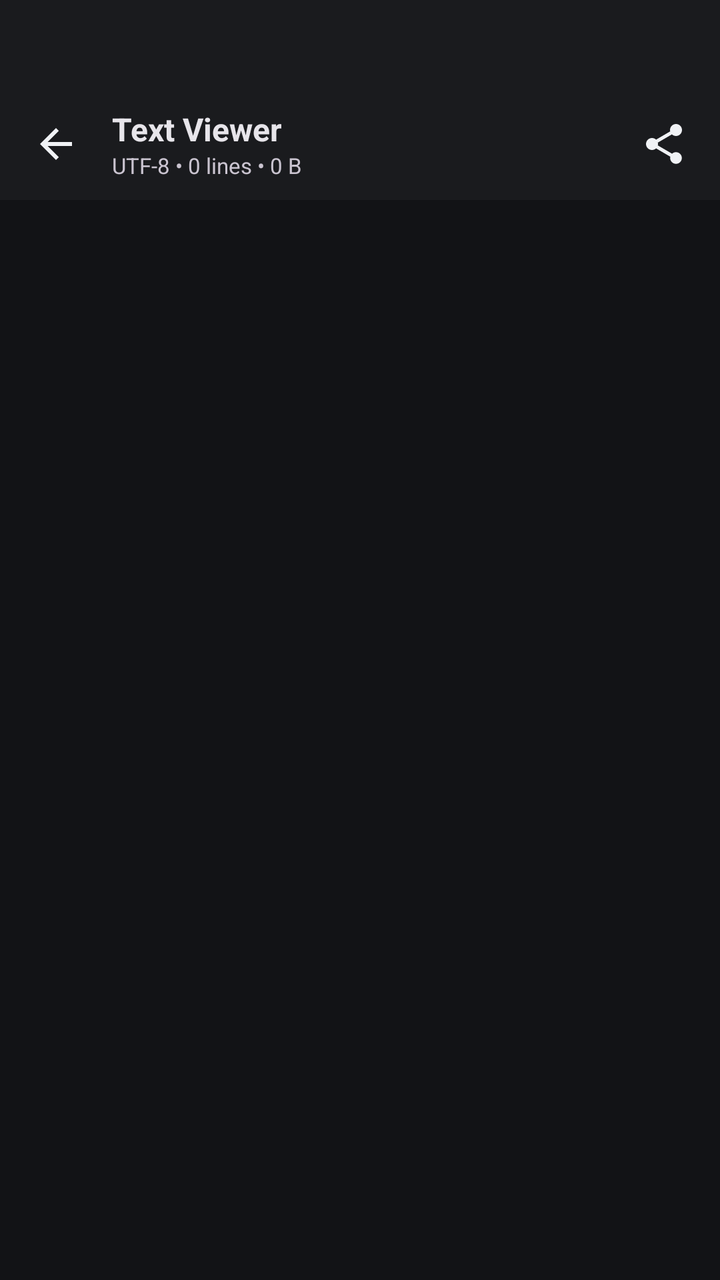
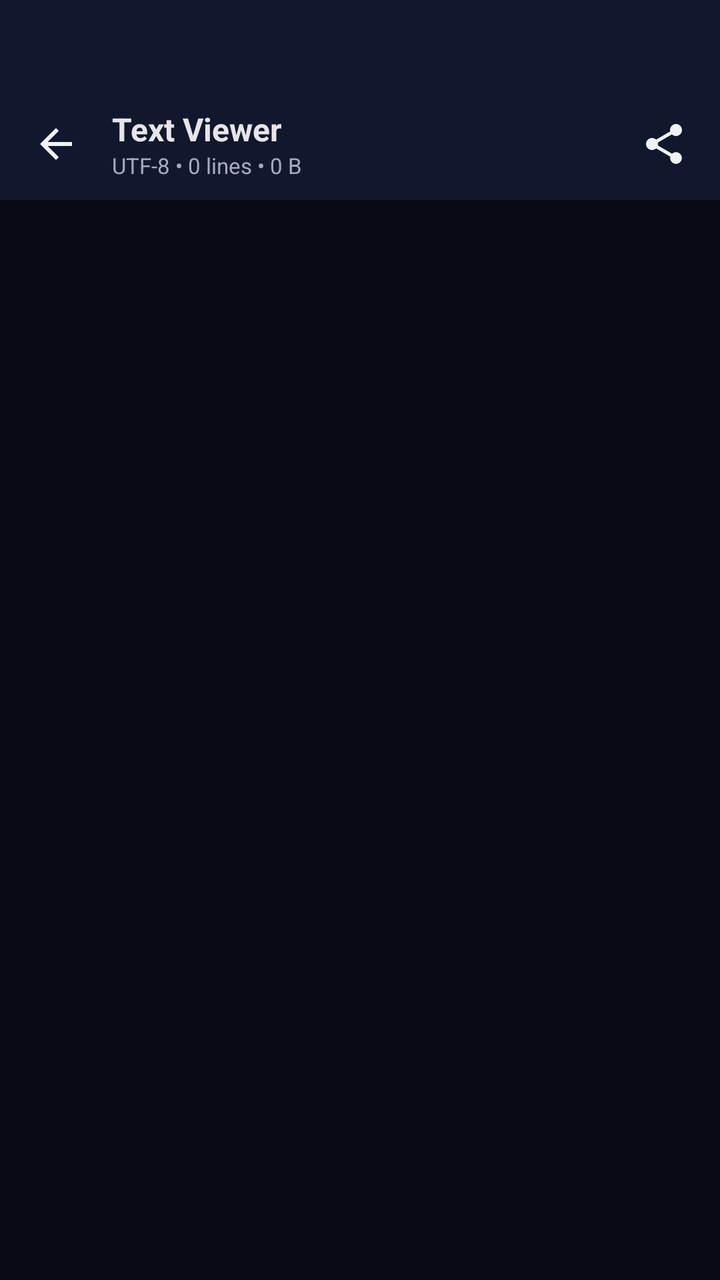

Before-and-after screenshots of an Android layout around one commit, followed by the original layout XML and the change that was made.
<!-- AndroidManifest.xml: application theme Theme.ArtrawFiles -->
<!-- res/layout/activity_text_preview.xml -->
<?xml version="1.0" encoding="utf-8"?>
<LinearLayout xmlns:android="http://schemas.android.com/apk/res/android"
    android:layout_width="match_parent"
    android:layout_height="match_parent"
    android:orientation="vertical"
    android:background="@color/bg_dark">

    
    <LinearLayout
        android:id="@+id/headerPreview"
        android:layout_width="match_parent"
        android:layout_height="wrap_content"
        android:orientation="vertical"
        android:background="@color/surface_dark">

        
        <View
            android:id="@+id/statusBarSpacerPreview"
            android:layout_width="match_parent"
            android:layout_height="44dp" />

        <RelativeLayout
            android:layout_width="match_parent"
            android:layout_height="56dp"
            android:paddingStart="8dp"
            android:paddingEnd="8dp">

            <ImageView
                android:id="@+id/btnPreviewBack"
                android:layout_width="40dp"
                android:layout_height="40dp"
                android:layout_alignParentStart="true"
                android:layout_centerVertical="true"
                android:padding="8dp"
                android:background="?android:attr/selectableItemBackgroundBorderless"
                android:src="@drawable/ic_arrow_back"
                android:contentDescription="Back" />

            <LinearLayout
                android:layout_width="wrap_content"
                android:layout_height="wrap_content"
                android:layout_toEndOf="@id/btnPreviewBack"
                android:layout_toStartOf="@+id/btnPreviewShare"
                android:layout_centerVertical="true"
                android:layout_marginStart="8dp"
                android:orientation="vertical">

                <TextView
                    android:id="@+id/tvPreviewTitle"
                    android:layout_width="wrap_content"
                    android:layout_height="wrap_content"
                    android:singleLine="true"
                    android:ellipsize="middle"
                    android:text="Text Viewer"
                    android:textColor="@color/text_primary_dark"
                    android:textSize="16sp"
                    android:textStyle="bold" />

                <TextView
                    android:id="@+id/tvPreviewMeta"
                    android:layout_width="wrap_content"
                    android:layout_height="wrap_content"
                    android:text="UTF-8 • 0 lines • 0 B"
                    android:textColor="@color/text_secondary_dark"
                    android:textSize="11sp" />
            </LinearLayout>

            <ImageView
                android:id="@+id/btnPreviewShare"
                android:layout_width="40dp"
                android:layout_height="40dp"
                android:layout_alignParentEnd="true"
                android:layout_centerVertical="true"
                android:padding="8dp"
                android:background="?android:attr/selectableItemBackgroundBorderless"
                android:src="@drawable/ic_share"
                android:contentDescription="Share" />
        </RelativeLayout>
    </LinearLayout>

    <ScrollView
        android:id="@+id/scrollPreviewContent"
        android:layout_width="match_parent"
        android:layout_height="match_parent"
        android:padding="16dp"
        android:clipToPadding="false"
        android:fillViewport="true">

        <TextView
            android:id="@+id/tvTextContent"
            android:layout_width="match_parent"
            android:layout_height="wrap_content"
            android:fontFamily="monospace"
            android:textColor="@color/text_primary_dark"
            android:textSize="13sp"
            android:textIsSelectable="true"
            android:lineSpacingExtra="4dp" />
    </ScrollView>
</LinearLayout>
<!-- resources referenced by this layout -->
<resources>
  <color name="bg_dark">#121316</color>
  <color name="surface_dark">#1A1B1E</color>
  <color name="text_primary_dark">#E7E5EA</color>
  <color name="text_secondary_dark">#CAC4D0</color>
  <!-- drawable ic_arrow_back (drawable) -->
  <vector xmlns:android="http://schemas.android.com/apk/res/android"
      android:width="24dp"
      android:height="24dp"
      android:viewportWidth="24"
      android:viewportHeight="24">
      <path
          android:fillColor="#F0F2F5"
          android:pathData="M20,11H7.83l5.59,-5.59L12,4l-8,8 8,8 1.41,-1.41L7.83,13H20v-2z"/>
  </vector>
  <!-- drawable ic_share (drawable) -->
  <vector xmlns:android="http://schemas.android.com/apk/res/android"
      android:width="24dp"
      android:height="24dp"
      android:viewportWidth="24"
      android:viewportHeight="24">
      <path
          android:fillColor="#F0F2F5"
          android:pathData="M18,16.08c-0.76,0 -1.44,0.3 -1.96,0.77L8.91,12.7c0.05,-0.23 0.09,-0.46 0.09,-0.7s-0.04,-0.47 -0.09,-0.7l7.05,-4.11c0.54,0.5 1.25,0.81 2.04,0.81 1.66,0 3,-1.34 3,-3s-1.34,-3 -3,-3 -3,1.34 -3,3c0,0.24 0.04,0.47 0.09,0.7L8.04,9.81C7.5,9.31 6.79,9 6,9c-1.66,0 -3,1.34 -3,3s1.34,3 3,3c0.79,0 1.5,-0.31 2.04,-0.81l7.12,4.16c-0.05,0.21 -0.08,0.43 -0.08,0.65 0,1.61 1.31,2.92 2.92,2.92s2.92,-1.31 2.92,-2.92c0,-1.61 -1.31,-2.92 -2.92,-2.92z"/>
  </vector>
  <style name="Theme.ArtrawFiles">
          <item name="android:colorPrimary">@color/aurora_primary</item>
          <item name="android:colorPrimaryDark">@color/aurora_glow_teal</item>
          <item name="android:colorAccent">@color/aurora_glow_cyan</item>
          <item name="android:windowBackground">@color/aurora_background_deep</item>
          <item name="android:colorBackground">@color/aurora_background_deep</item>
          <item name="android:windowDrawsSystemBarBackgrounds">true</item>
          <item name="android:statusBarColor">@android:color/transparent</item>
          <item name="android:navigationBarColor">@android:color/transparent</item>
          <item name="android:windowLightStatusBar">false</item>
      </style>
  <color name="aurora_primary">#4ECDC4</color>
  <color name="aurora_glow_teal">#4ECDC4</color>
  <color name="aurora_glow_cyan">#00B4D8</color>
  <color name="aurora_background_deep">#0A0E27</color>
</resources>

<!-- the commit's change to res/layout/activity_text_preview.xml (unified diff, before → after) -->
@@ -3,7 +3,7 @@
     android:layout_width="match_parent"
     android:layout_height="match_parent"
     android:orientation="vertical"
-    android:background="@color/bg_dark">
+    android:background="@color/aurora_background_deep">
 
     
     <LinearLayout
@@ -11,7 +11,7 @@
         android:layout_width="match_parent"
         android:layout_height="wrap_content"
         android:orientation="vertical"
-        android:background="@color/surface_dark">
+        android:background="@color/aurora_background_surface">
 
         
         <View
@@ -61,7 +61,7 @@
                     android:layout_width="wrap_content"
                     android:layout_height="wrap_content"
                     android:text="UTF-8 • 0 lines • 0 B"
-                    android:textColor="@color/text_secondary_dark"
+                    android:textColor="@color/aurora_text_secondary"
                     android:textSize="11sp" />
             </LinearLayout>
 
<!-- resource entries referenced after the edit -->
@@ -1,9 +1,6 @@
 <!-- resources referenced by this layout -->
 <resources>
-  <color name="bg_dark">#121316</color>
-  <color name="surface_dark">#1A1B1E</color>
   <color name="text_primary_dark">#E7E5EA</color>
-  <color name="text_secondary_dark">#CAC4D0</color>
   <!-- drawable ic_arrow_back (drawable) -->
   <vector xmlns:android="http://schemas.android.com/apk/res/android"
       android:width="24dp"
@@ -26,8 +23,8 @@
   </vector>
   <style name="Theme.ArtrawFiles">
           <item name="android:colorPrimary">@color/aurora_primary</item>
-          <item name="android:colorPrimaryDark">@color/aurora_glow_teal</item>
-          <item name="android:colorAccent">@color/aurora_glow_cyan</item>
+          <item name="android:colorPrimaryDark">@color/aurora_primary</item>
+          <item name="android:colorAccent">@color/aurora_secondary</item>
           <item name="android:windowBackground">@color/aurora_background_deep</item>
           <item name="android:colorBackground">@color/aurora_background_deep</item>
           <item name="android:windowDrawsSystemBarBackgrounds">true</item>
@@ -35,9 +32,10 @@
           <item name="android:navigationBarColor">@android:color/transparent</item>
           <item name="android:windowLightStatusBar">false</item>
       </style>
-  <color name="aurora_primary">#4ECDC4</color>
-  <color name="aurora_glow_teal">#4ECDC4</color>
-  <color name="aurora_glow_cyan">#00B4D8</color>
-  <color name="aurora_background_deep">#0A0E27</color>
+  <color name="aurora_primary">#62D6D0</color>
+  <color name="aurora_secondary">#8B5CF6</color>
+  <color name="aurora_background_deep">#080B14</color>
+  <color name="aurora_background_surface">#11172D</color>
+  <color name="aurora_text_secondary">#A3ACC0</color>
 </resources>
 
